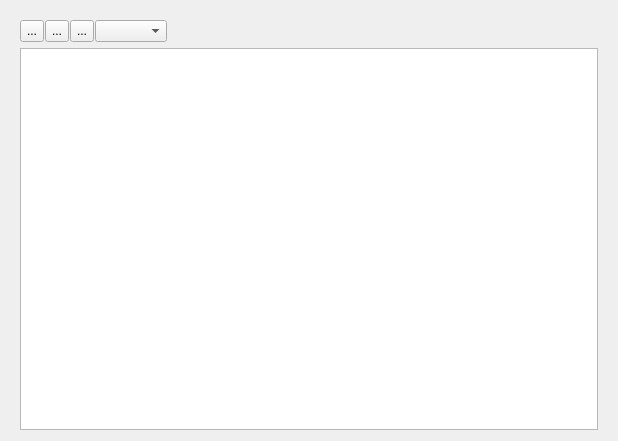
Old version of the form src/gui/SqlForm.ui in the repository fritzone/ddm.
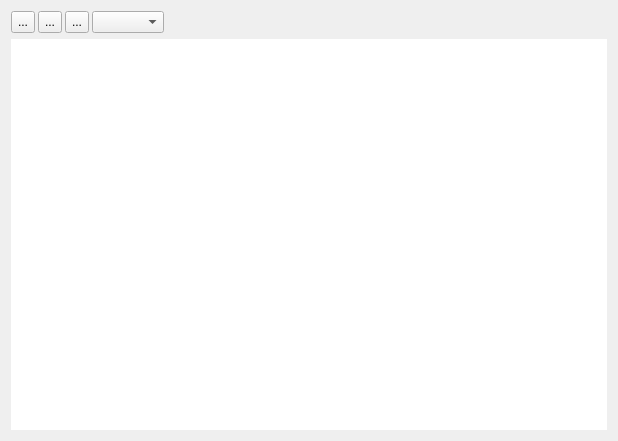
New version of the form. Icons and pictures are not drawn.

The edit to the form file:
```diff
--- a/src/gui/SqlForm.ui
+++ b/src/gui/SqlForm.ui
@@ -17,13 +17,13 @@
    <item>
     <widget class="QWidget" name="widget" native="true">
      <layout class="QVBoxLayout" name="verticalLayout">
-      <property name="bottomMargin">
+      <property name="margin">
        <number>0</number>
       </property>
       <item>
        <layout class="QHBoxLayout" name="horizontalLayout_15">
         <property name="spacing">
-         <number>1</number>
+         <number>3</number>
         </property>
         <item>
          <widget class="QToolButton" name="btnSave">
@@ -139,6 +139,12 @@
           <pointsize>11</pointsize>
          </font>
         </property>
+        <property name="frameShape">
+         <enum>QFrame::NoFrame</enum>
+        </property>
+        <property name="frameShadow">
+         <enum>QFrame::Plain</enum>
+        </property>
         <property name="readOnly">
          <bool>true</bool>
         </property>
```
